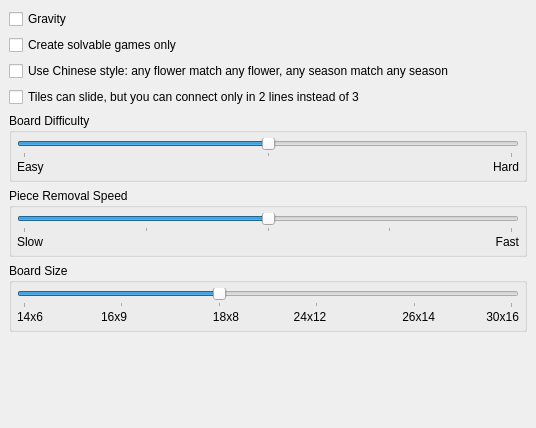
Old version of the form kshisen/src/settings.ui in the repository jsj2008/kdegames.
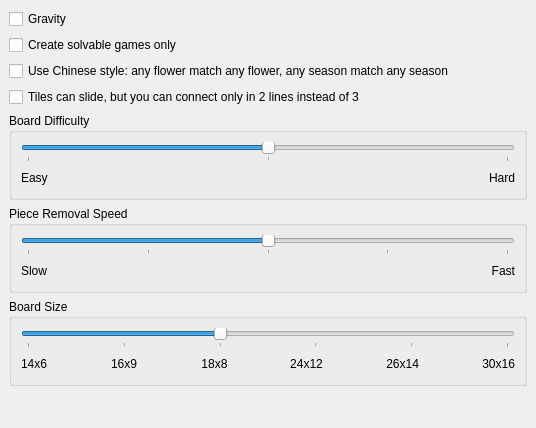
New version of the form.

Commit message: fix layout bug: now it works fine with --reverse

```diff
--- a/kshisen/src/settings.ui
+++ b/kshisen/src/settings.ui
@@ -65,14 +65,8 @@
      <property name="title">
       <string>Board Difficulty</string>
      </property>
-     <layout class="QGridLayout">
-      <property name="margin">
-       <number>5</number>
-      </property>
-      <property name="spacing">
-       <number>2</number>
-      </property>
-      <item row="0" column="0" colspan="2">
+     <layout class="QVBoxLayout" name="verticalLayout">
+      <item>
        <widget class="QSlider" name="kcfg_Level">
         <property name="maximum">
          <number>2</number>
@@ -91,22 +85,39 @@
         </property>
        </widget>
       </item>
-      <item row="1" column="0">
-       <widget class="QLabel" name="textLabel1">
-        <property name="text">
-         <string>Easy</string>
-        </property>
-       </widget>
-      </item>
-      <item row="1" column="1">
-       <widget class="QLabel" name="textLabel3">
-        <property name="text">
-         <string>Hard</string>
-        </property>
-        <property name="alignment">
-         <set>Qt::AlignRight|Qt::AlignTrailing|Qt::AlignVCenter</set>
-        </property>
-       </widget>
+      <item>
+       <layout class="QHBoxLayout" name="horizontalLayout">
+        <item>
+         <widget class="QLabel" name="textLabel1">
+          <property name="text">
+           <string>Easy</string>
+          </property>
+         </widget>
+        </item>
+        <item>
+         <spacer name="horizontalSpacer">
+          <property name="orientation">
+           <enum>Qt::Horizontal</enum>
+          </property>
+          <property name="sizeHint" stdset="0">
+           <size>
+            <width>40</width>
+            <height>20</height>
+           </size>
+          </property>
+         </spacer>
+        </item>
+        <item>
+         <widget class="QLabel" name="textLabel3">
+          <property name="text">
+           <string>Hard</string>
+          </property>
+          <property name="alignment">
+           <set>Qt::AlignRight|Qt::AlignTrailing|Qt::AlignVCenter</set>
+          </property>
+         </widget>
+        </item>
+       </layout>
       </item>
      </layout>
     </widget>
@@ -119,31 +130,8 @@
      <property name="title">
       <string>Piece Removal Speed</string>
      </property>
-     <layout class="QGridLayout">
-      <property name="margin">
-       <number>5</number>
-      </property>
-      <property name="spacing">
-       <number>2</number>
-      </property>
-      <item row="1" column="1">
-       <widget class="QLabel" name="textLabel6">
-        <property name="text">
-         <string>Fast</string>
-        </property>
-        <property name="alignment">
-         <set>Qt::AlignRight|Qt::AlignTrailing|Qt::AlignVCenter</set>
-        </property>
-       </widget>
-      </item>
-      <item row="1" column="0">
-       <widget class="QLabel" name="textLabel4">
-        <property name="text">
-         <string>Slow</string>
-        </property>
-       </widget>
-      </item>
-      <item row="0" column="0" colspan="2">
+     <layout class="QVBoxLayout" name="verticalLayout_2">
+      <item>
        <widget class="QSlider" name="kcfg_Speed">
         <property name="maximum">
          <number>4</number>
@@ -162,6 +150,40 @@
         </property>
        </widget>
       </item>
+      <item>
+       <layout class="QHBoxLayout" name="horizontalLayout_2">
+        <item>
+         <widget class="QLabel" name="textLabel4">
+          <property name="text">
+           <string>Slow</string>
+          </property>
+         </widget>
+        </item>
+        <item>
+         <spacer name="horizontalSpacer_2">
+          <property name="orientation">
+           <enum>Qt::Horizontal</enum>
+          </property>
+          <property name="sizeHint" stdset="0">
+           <size>
+            <width>40</width>
+            <height>20</height>
+           </size>
+          </property>
+         </spacer>
+        </item>
+        <item>
+         <widget class="QLabel" name="textLabel6">
+          <property name="text">
+           <string>Fast</string>
+          </property>
+          <property name="alignment">
+           <set>Qt::AlignRight|Qt::AlignTrailing|Qt::AlignVCenter</set>
+          </property>
+         </widget>
+        </item>
+       </layout>
+      </item>
      </layout>
     </widget>
    </item>
@@ -173,71 +195,8 @@
      <property name="title">
       <string>Board Size</string>
      </property>
-     <layout class="QGridLayout">
-      <property name="margin">
-       <number>5</number>
-      </property>
-      <property name="spacing">
-       <number>2</number>
-      </property>
-      <item row="1" column="5">
-       <widget class="QLabel" name="textLabel12">
-        <property name="text">
-         <string>30x16</string>
-        </property>
-        <property name="alignment">
-         <set>Qt::AlignRight|Qt::AlignTrailing|Qt::AlignVCenter</set>
-        </property>
-       </widget>
-      </item>
-      <item row="1" column="4">
-       <widget class="QLabel" name="textLabel11">
-        <property name="text">
-         <string>26x14</string>
-        </property>
-        <property name="alignment">
-         <set>Qt::AlignRight|Qt::AlignTrailing|Qt::AlignVCenter</set>
-        </property>
-       </widget>
-      </item>
-      <item row="1" column="3">
-       <widget class="QLabel" name="textLabel10">
-        <property name="text">
-         <string>24x12</string>
-        </property>
-        <property name="alignment">
-         <set>Qt::AlignCenter</set>
-        </property>
-       </widget>
-      </item>
-      <item row="1" column="2">
-       <widget class="QLabel" name="textLabel7">
-        <property name="text">
-         <string>18x8</string>
-        </property>
-        <property name="alignment">
-         <set>Qt::AlignCenter</set>
-        </property>
-       </widget>
-      </item>
-      <item row="1" column="1">
-       <widget class="QLabel" name="textLabel9">
-        <property name="text">
-         <string>16x9</string>
-        </property>
-        <property name="alignment">
-         <set>Qt::AlignLeading|Qt::AlignLeft|Qt::AlignVCenter</set>
-        </property>
-       </widget>
-      </item>
-      <item row="1" column="0">
-       <widget class="QLabel" name="textLabel8">
-        <property name="text">
-         <string>14x6</string>
-        </property>
-       </widget>
-      </item>
-      <item row="0" column="0" colspan="6">
+     <layout class="QVBoxLayout" name="verticalLayout_3">
+      <item>
        <widget class="QSlider" name="kcfg_Size">
         <property name="minimum">
          <number>0</number>
@@ -259,6 +218,132 @@
         </property>
        </widget>
       </item>
+      <item>
+       <layout class="QHBoxLayout" name="horizontalLayout_3">
+        <item>
+         <widget class="QLabel" name="textLabel8">
+          <property name="text">
+           <string>14x6</string>
+          </property>
+         </widget>
+        </item>
+        <item>
+         <spacer name="horizontalSpacer_3">
+          <property name="orientation">
+           <enum>Qt::Horizontal</enum>
+          </property>
+          <property name="sizeHint" stdset="0">
+           <size>
+            <width>40</width>
+            <height>20</height>
+           </size>
+          </property>
+         </spacer>
+        </item>
+        <item>
+         <widget class="QLabel" name="textLabel9">
+          <property name="text">
+           <string>16x9</string>
+          </property>
+          <property name="alignment">
+           <set>Qt::AlignLeading|Qt::AlignLeft|Qt::AlignVCenter</set>
+          </property>
+         </widget>
+        </item>
+        <item>
+         <spacer name="horizontalSpacer_4">
+          <property name="orientation">
+           <enum>Qt::Horizontal</enum>
+          </property>
+          <property name="sizeHint" stdset="0">
+           <size>
+            <width>40</width>
+            <height>20</height>
+           </size>
+          </property>
+         </spacer>
+        </item>
+        <item>
+         <widget class="QLabel" name="textLabel7">
+          <property name="text">
+           <string>18x8</string>
+          </property>
+          <property name="alignment">
+           <set>Qt::AlignCenter</set>
+          </property>
+         </widget>
+        </item>
+        <item>
+         <spacer name="horizontalSpacer_5">
+          <property name="orientation">
+           <enum>Qt::Horizontal</enum>
+          </property>
+          <property name="sizeHint" stdset="0">
+           <size>
+            <width>40</width>
+            <height>20</height>
+           </size>
+          </property>
+         </spacer>
+        </item>
+        <item>
+         <widget class="QLabel" name="textLabel10">
+          <property name="text">
+           <string>24x12</string>
+          </property>
+          <property name="alignment">
+           <set>Qt::AlignCenter</set>
+          </property>
+         </widget>
+        </item>
+        <item>
+         <spacer name="horizontalSpacer_6">
+          <property name="orientation">
+           <enum>Qt::Horizontal</enum>
+          </property>
+          <property name="sizeHint" stdset="0">
+           <size>
+            <width>40</width>
+            <height>20</height>
+           </size>
+          </property>
+         </spacer>
+        </item>
+        <item>
+         <widget class="QLabel" name="textLabel11">
+          <property name="text">
+           <string>26x14</string>
+          </property>
+          <property name="alignment">
+           <set>Qt::AlignRight|Qt::AlignTrailing|Qt::AlignVCenter</set>
+          </property>
+         </widget>
+        </item>
+        <item>
+         <spacer name="horizontalSpacer_7">
+          <property name="orientation">
+           <enum>Qt::Horizontal</enum>
+          </property>
+          <property name="sizeHint" stdset="0">
+           <size>
+            <width>40</width>
+            <height>20</height>
+           </size>
+          </property>
+         </spacer>
+        </item>
+        <item>
+         <widget class="QLabel" name="textLabel12">
+          <property name="text">
+           <string>30x16</string>
+          </property>
+          <property name="alignment">
+           <set>Qt::AlignRight|Qt::AlignTrailing|Qt::AlignVCenter</set>
+          </property>
+         </widget>
+        </item>
+       </layout>
+      </item>
      </layout>
     </widget>
    </item>
```
